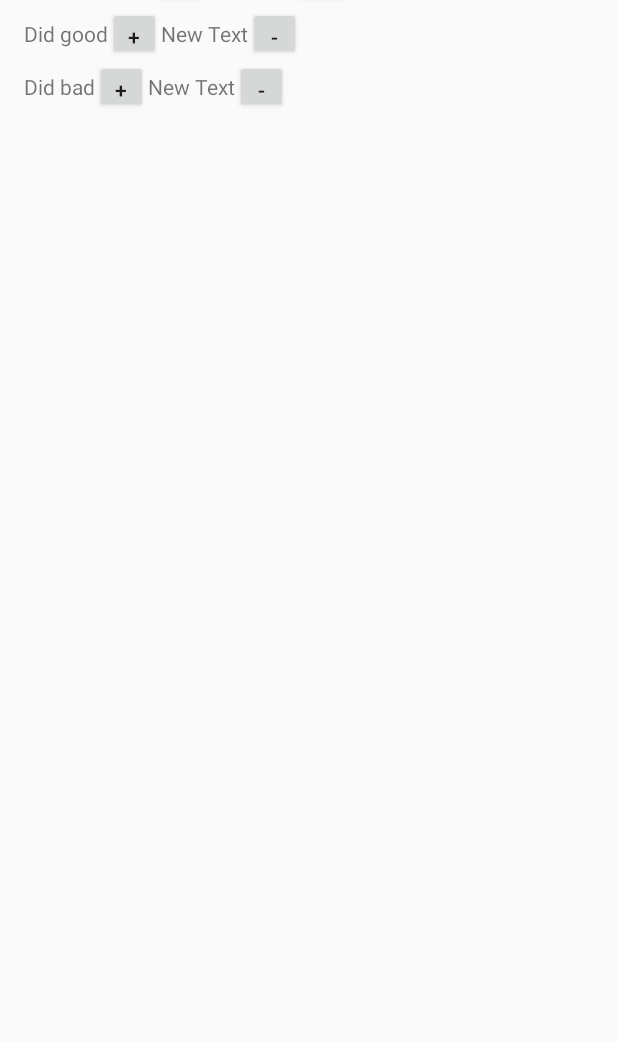
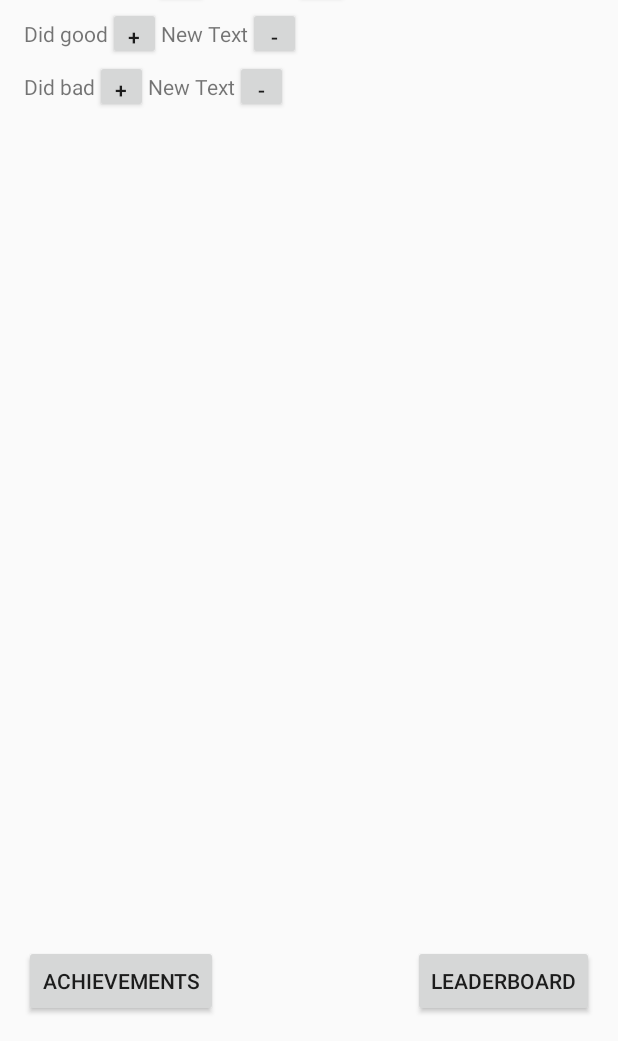
Before and after one commit to brandonxia01/CS307-Team8, an Android app: the GooglePlayActivity screen opened directly, with no data from a screen before it, on a phone screen of 412 x 824 dp, the part 195-1236 px from its top. Run offline under Robolectric (Android 15) with nearby library versions, the phone set to English and light mode, and no system bars; 2 statements that could not run were skipped.

Commit message:
Leaderboards & Achievements Added

```diff
--- a/ServerCode/app/src/main/java/com/team8/game/GooglePlayActivity.java
+++ b/ServerCode/app/src/main/java/com/team8/game/GooglePlayActivity.java
@@ -10,9 +10,6 @@ import android.view.View;
 import android.widget.TextView;
 import android.widget.Toast;
 
-import com.google.android.gms.auth.api.Auth;
-import com.google.android.gms.auth.api.signin.GoogleSignInAccount;
-import com.google.android.gms.auth.api.signin.GoogleSignInResult;
 import com.google.android.gms.common.ConnectionResult;
 import com.google.android.gms.common.api.GoogleApiClient;
 import com.google.android.gms.common.api.PendingResult;
@@ -39,9 +36,9 @@ public class GooglePlayActivity extends AppCompatActivity
 	private static final int RC_SIGN_IN = 9001;
 	private static final String TAG = "GooglePlayActivity";
 	private byte[] mSaveGameData;
-	private String[] eventID = {"CgkIs_nF5-EDEAIQAg", "CgkIs_nF5-EDEAIQBQ", "CgkIs_nF5-EDEAIQBg", "CgkIs_nF5-EDEAIQBw"};
+	private String[] eventID = {"CgkIs_nF5-EDEAIQAg", "CgkIs_nF5-EDEAIQBQ", "CgkIs_nF5-EDEAIQBg", "CgkIs_nF5-EDEAIQBw"};//put it in strings.xml
 	private TextView[] eventValueTV;
-
+	private boolean isConnected = false;
 	@Override
 	protected void onCreate(Bundle savedInstanceState) {
 		super.onCreate(savedInstanceState);
@@ -84,6 +81,7 @@ public class GooglePlayActivity extends AppCompatActivity
 		if (connectionResult.hasResolution()) {
 			try {
 				connectionResult.startResolutionForResult(this, RC_SIGN_IN);
+				isConnected = true;
 			} catch (IntentSender.SendIntentException e) {
 				e.printStackTrace();
 			}
@@ -276,11 +274,21 @@ public class GooglePlayActivity extends AppCompatActivity
 				refreshEventValues();
 				break;
 		}
+		if (v.getId() == R.id.show_achievements && isConnected){
+			startActivityForResult(Games.Achievements.getAchievementsIntent(
+					mGoogleApiClient), 1);
+		}
+		else if(v.getId() == R.id.show_leaderboards && isConnected){
+			startActivityForResult(Games.Leaderboards.getLeaderboardIntent(
+							mGoogleApiClient, getString(R.string.leaderboard)),
+					2);
+		}
 	}
 
 	@Override
 	public void onConnected(Bundle bundle) {
 		Log.d(TAG, "onConnected");
+		isConnected = true;
 	}
 
 	@Override
--- a/ServerCode/app/src/main/res/layout/activity_google_play.xml
+++ b/ServerCode/app/src/main/res/layout/activity_google_play.xml
@@ -202,6 +202,20 @@
 		android:id="@+id/refresh_button"
 		android:layout_alignParentTop="true"
 		android:layout_centerHorizontal="true"/>
+	<Button
+		android:id="@+id/show_achievements"
+		android:layout_width="wrap_content"
+		android:layout_height="wrap_content"
+		android:layout_alignParentBottom="true"
+		android:layout_alignParentLeft="true"
+		android:text="Achievements" />
+	<Button
+		android:id="@+id/show_leaderboards"
+		android:layout_width="wrap_content"
+		android:layout_height="wrap_content"
+		android:layout_alignParentBottom="true"
+		android:layout_alignParentRight="true"
+		android:text="Leaderboard" />
 
 
 </RelativeLayout>
```
Also changed, not shown: ServerCode/app/src/main/res/values/strings.xml (+7 -0 lines), 2765 other files.
